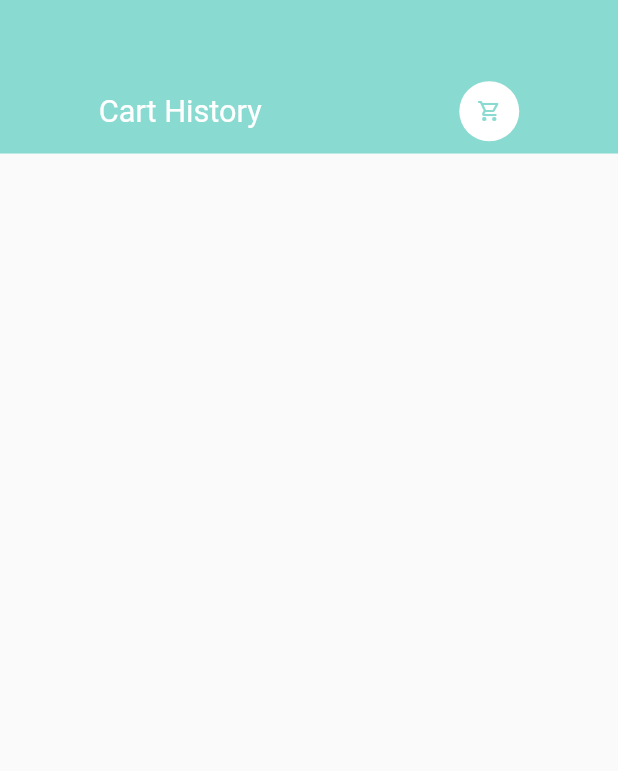
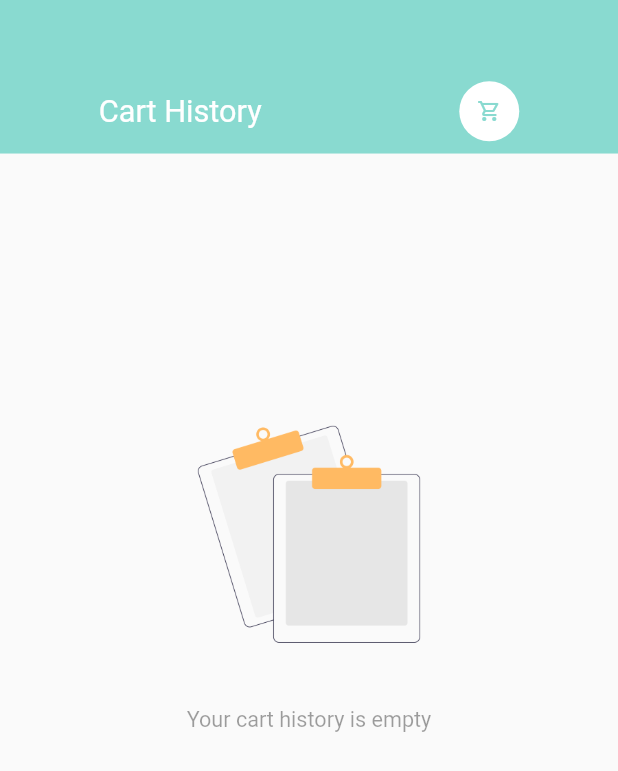
Before and after one commit to VhiktorBrown/OrderFood, a Flutter app: the CartHistory screen opened directly, on a phone screen of 412 x 824 dp. Shown: the top 771 px of the screen. Run offline on Flutter 3.47's test engine with Material 2 defaults, Android fonts, the phone set to English and light mode, and no system bars; our stand-ins replace dots_indicator, get, shared_preferences; accounts and stored records are empty; network calls fail.

Commit message:
NoData Widget added

```diff
--- /dev/null
+++ b/lib/base/no_data_page.dart
@@ -0,0 +1,35 @@
+import 'package:flutter/cupertino.dart';
+import 'package:flutter/material.dart';
+
+class NoDataPage extends StatelessWidget {
+  final String text;
+  final String imagePath;
+
+  const NoDataPage({Key? key, required this.text, this.imagePath='assets/images/empty_cart.png'}) : super(key: key);
+
+  @override
+  Widget build(BuildContext context) {
+    return Column(
+      mainAxisAlignment: MainAxisAlignment.center,
+      crossAxisAlignment: CrossAxisAlignment.stretch,
+      children: [
+        Image.asset(
+          imagePath,
+          width: MediaQuery.of(context).size.width*0.22,
+          height: MediaQuery.of(context).size.height*0.22,
+        ),
+        SizedBox(
+          height: MediaQuery.of(context).size.height*0.03,
+        ),
+        Text(
+            text,
+          style: TextStyle(
+            fontSize: MediaQuery.of(context).size.height*0.0175,
+            color: Theme.of(context).disabledColor,
+          ),
+          textAlign: TextAlign.center,
+        )
+      ],
+    );
+  }
+}
--- a/lib/data/repository/cart_repo.dart
+++ b/lib/data/repository/cart_repo.dart
@@ -1,6 +1,4 @@
 import 'dart:convert';
-import 'dart:developer';
-import 'dart:math';
 
 import 'package:flutter/material.dart';
 import 'package:shared_preferences/shared_preferences.dart';
--- a/lib/pages/cart/cart_history.dart
+++ b/lib/pages/cart/cart_history.dart
@@ -4,6 +4,7 @@ import 'package:flutter/cupertino.dart';
 import 'package:flutter/material.dart';
 import 'package:get/get.dart';
 import 'package:intl/intl.dart';
+import 'package:order_food/base/no_data_page.dart';
 import 'package:order_food/data/controllers/cart_controller.dart';
 import 'package:order_food/routes/route_helper.dart';
 import 'package:order_food/utils/colors.dart';
@@ -51,12 +52,12 @@ class CartHistory extends StatelessWidget {
     List orderList = returnOrderAsList();
 
     //Now, loop through them to get the various layers of Orders
-    int savedCount = 0;
-    for(int x = 0; x<cartOrderItems.length; x++){
-      for(int y = 0; y < orderList[x]; y++){
-        print(cartHistoryList[savedCount++].time);
-      }
-    }
+    // int savedCount = 0;
+    // for(int x = 0; x<cartOrderItems.length; x++){
+    //   for(int y = 0; y < orderList[x]; y++){
+    //     print(cartHistoryList[savedCount++].time);
+    //   }
+    // }
 
     cartOrderItems.forEach((key, value) {
       print("Cart Order Items $value");
@@ -70,6 +71,14 @@ class CartHistory extends StatelessWidget {
 
     //counter to track HistoryList
     int counter =0;
+
+    Widget timeWidget(int index){
+      var time = DateTime.now().toString();
+        if(index<cartHistoryList.length){
+          time = DateFormat('E, d MMM yyyy hh:mm a').format(DateTime.parse(cartHistoryList[counter].time!));
+        }
+        return BigText(text: time);
+    }
 
     return Scaffold(
       body: Column(
@@ -87,7 +96,8 @@ class CartHistory extends StatelessWidget {
               ],
             ),
           ),
-          Expanded(
+          GetBuilder<CartController>(builder: (cartController){
+            return cartController.getCartHistoryList().isNotEmpty?Expanded(
               child: Container(
                 margin: EdgeInsets.only(
                   top: Dimensions.width20,
@@ -106,10 +116,7 @@ class CartHistory extends StatelessWidget {
                           child: Column(
                             crossAxisAlignment: CrossAxisAlignment.start,
                             children: [
-                              ((){
-                                var time = DateFormat('E, d MMM yyyy hh:mm a').format(DateTime.parse(cartHistoryList[counter].time!));
-                                return BigText(text: time);
-                              }()),
+                              timeWidget(counter),
                               SizedBox(height: Dimensions.height10,),
                               Row(
                                 mainAxisAlignment: MainAxisAlignment.spaceBetween,
@@ -163,8 +170,6 @@ class CartHistory extends StatelessWidget {
                                             //move to Cart page
                                             Get.toNamed(RouteHelper.cartDetails);
 
-                                            //TODO Remove later
-                                            print("Time: ${timeList[i]}");
                                           },
                                           child: Container(
                                             padding: EdgeInsets.symmetric(horizontal: Dimensions.width10, vertical: Dimensions.height10/2),
@@ -187,6 +192,13 @@ class CartHistory extends StatelessWidget {
                   ),),
               ),
             )
+                :SizedBox(
+              height: MediaQuery.of(context).size.height/1.5,
+                child: const Center(
+                    child: NoDataPage(
+                      text: "Your cart history is empty",
+                      imagePath: "assets/images/no_history.png",)));
+          }),
         ],
       ),
     );
```
Also changed, not shown: lib/pages/cart/cart_details.dart (+18 -12 lines), assets/images/empty_cart.png (added), assets/images/no_history.png (added). Lines whose indentation alone changed are shown as unchanged.
